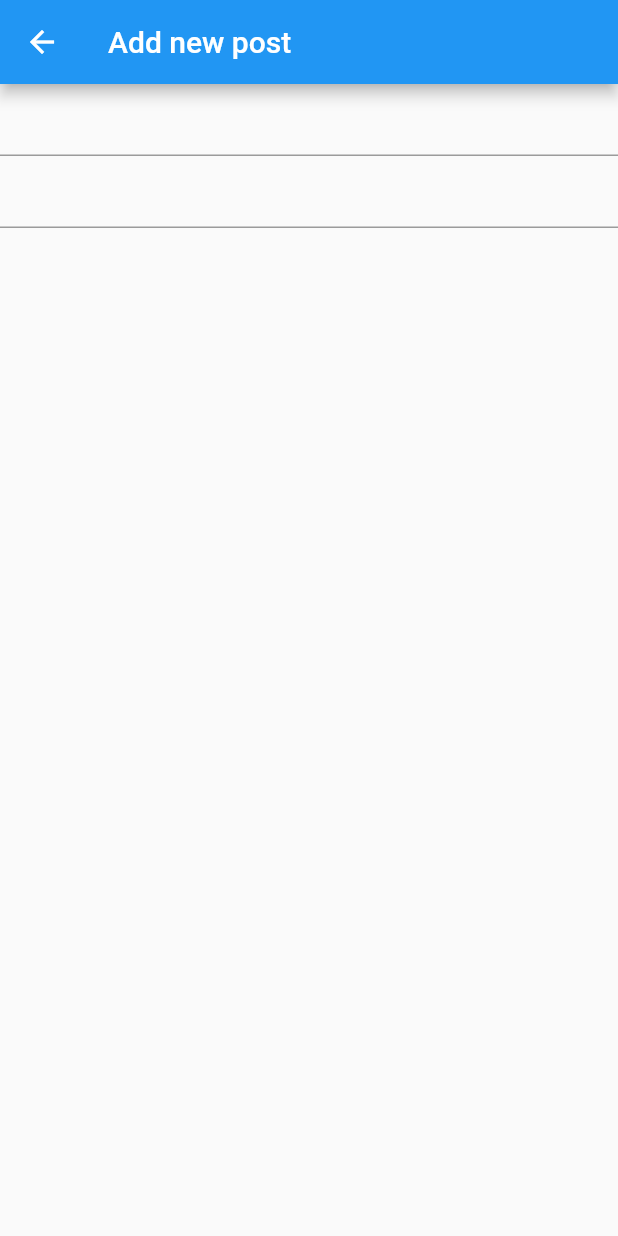
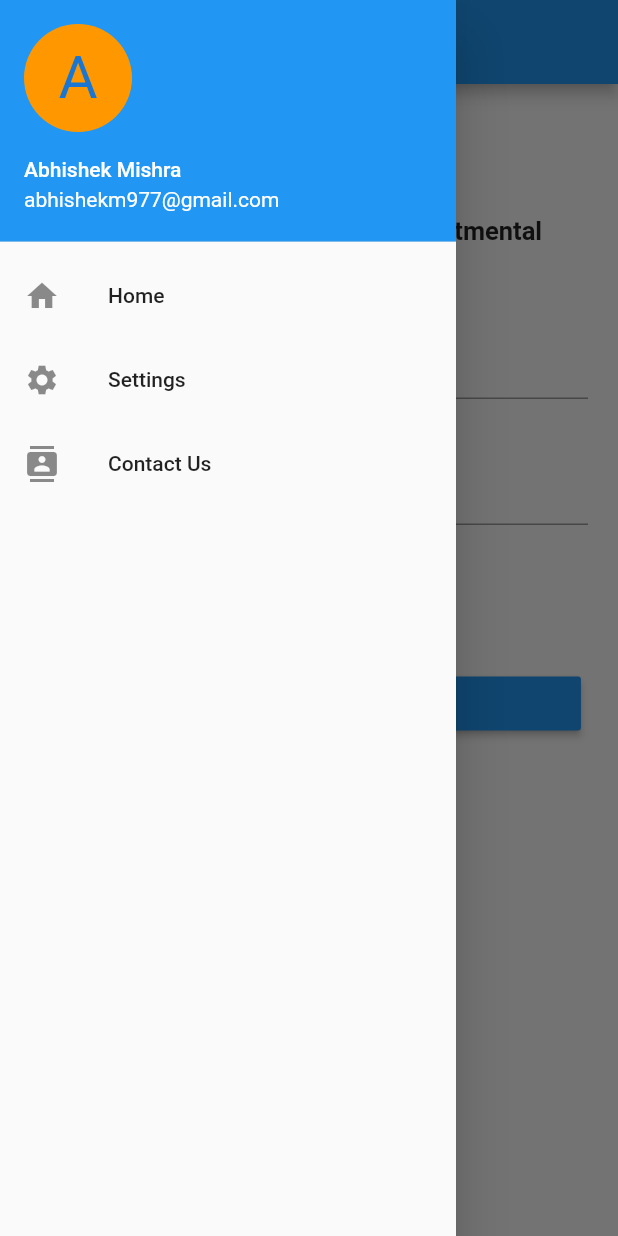
Before and after one commit to parmeetmaster/Newsaapp22322, a Flutter app: the screen it shows after launch, with the side drawer open (before the commit the screen has no drawer), on a phone screen of 412 x 824 dp. Run offline on Flutter 3.47's test engine with Material 2 defaults, Android fonts, the phone set to English and light mode, and no system bars; our stand-ins replace auto_route, date_time_picker, dio, file_picker, fluttertoast, image_picker and 2 more; missing offline and left inert: flutter_package_plugin1; network calls fail.

Commit message:
inital commit

```diff
--- /dev/null
+++ b/lib/Globals/Widgets/drawer.dart
@@ -0,0 +1,52 @@
+
+
+import 'package:flutter/material.dart';
+
+class GlobalDrawer extends StatefulWidget {
+  @override
+  _GlobalDrawerState createState() => _GlobalDrawerState();
+}
+
+class _GlobalDrawerState extends State<GlobalDrawer> {
+  @override
+  Widget build(BuildContext context) {
+    return Drawer(
+      child: ListView(
+        // Important: Remove any padding from the ListView.
+        padding: EdgeInsets.zero,
+        children: <Widget>[
+          UserAccountsDrawerHeader(
+            accountName: Text("Abhishek Mishra"),
+            accountEmail: Text("abhishekm977@gmail.com"),
+            currentAccountPicture: CircleAvatar(
+              backgroundColor: Colors.orange,
+              child: Text(
+                "A",
+                style: TextStyle(fontSize: 40.0),
+              ),
+            ),
+          ),
+          ListTile(
+            leading: Icon(Icons.home), title: Text("Home"),
+            onTap: () {
+              Navigator.pop(context);
+            },
+          ),
+          ListTile(
+            leading: Icon(Icons.settings), title: Text("Settings"),
+            onTap: () {
+              Navigator.pop(context);
+            },
+          ),
+          ListTile(
+            leading: Icon(Icons.contacts), title: Text("Contact Us"),
+            onTap: () {
+              Navigator.pop(context);
+            },
+          ),
+        ],
+      ),
+    )
+    ;
+  }
+}
--- /dev/null
+++ b/lib/api/Api.dart
@@ -0,0 +1,49 @@
+import 'dart:convert';
+
+import 'package:dio/dio.dart';
+import 'package:model_architecture/api/api_service.dart';
+import 'package:model_architecture/constantPackage/constStrings.dart';
+
+class Api{
+
+/*  Dio dio=ApiService(baseOptions:  BaseOptions(
+    baseUrl: "https://news.inrexa.com",
+    connectTimeout: 10000,
+    receiveTimeout: 10000,)).getclient();*/
+  Dio dio= ApiService().getclient();
+Future<Response>  requestSamplePost(String name,String email,String password,String authlvl) async{
+
+
+  var formData= FormData.fromMap({
+      "name": "wendux",
+      "email":"asndk@gmail.com",
+      "password":"asndk@gmail.com",
+      "authlvl": 2,
+       "authcode": authcode,
+
+    });
+
+
+   return dio.post("/signup.php",data:await formData);
+  }
+
+  Future<Response>  uploadGeneralPost(String title,String description,dynamic attachment,String authlvl) async{
+    var encoded = utf8.encode(description);
+    var decoded = utf8.decode(encoded);
+    print(decoded);
+    var formData= FormData.fromMap({
+      "title": title,
+      "description":encoded.toString(),
+      "attachments": jsonEncode(attachment),
+
+      "authcode": authcode,
+
+    });
+
+
+    return dio.post("/uploadgeneral.php",data:await formData);
+  }
+
+
+
+}
--- a/lib/constantPackage/constStrings.dart
+++ b/lib/constantPackage/constStrings.dart
@@ -1,2 +1,3 @@
 const baseurl="https://news.inrexa.com";
 const loginjson="loginjson";
+const authcode="as5vc5f32655d2f";
--- a/lib/providers/PostCreateProvider.dart
+++ b/lib/providers/PostCreateProvider.dart
@@ -4,8 +4,14 @@ import 'package:flutter/material.dart';
 
 class PostCreateProvider extends ChangeNotifier{
 
+  TextEditingController description_controller=new TextEditingController();
 
+  String radioItem="General";
 
+  setDepartment(String val){
+    radioItem=val;
+    notifyListeners();
+  }
 
 
 }
--- a/lib/providers/PostProvider.dart
+++ b/lib/providers/PostProvider.dart
@@ -5,5 +5,4 @@ import 'package:flutter/material.dart';
 class PostProvider extends ChangeNotifier{
 
 
-
 }
--- a/lib/providers/SampleProvider.dart
+++ b/lib/providers/SampleProvider.dart
@@ -1,6 +1,6 @@
 import 'package:dio/dio.dart';
 import 'package:flutter/cupertino.dart';
-import 'package:model_architecture/api/SampleCall.dart';
+import 'package:model_architecture/api/Api.dart';
 import 'package:model_architecture/api/api_service.dart';
 
 class SampleProvider extends ChangeNotifier{
@@ -14,9 +14,9 @@ class SampleProvider extends ChangeNotifier{
 
   void sentOtp() async {
 
-    Response resp = await SampleApi().requestSamplePost("9899");
+   // Response resp = await SampleApi().requestSamplePost("9899");
 
-    responseData=resp.data[0]["title"];
+//    responseData=resp.data[0]["title"];
 
      notifyListeners();
   }
--- a/lib/screens/HomeScreen/HomeScreen.dart
+++ b/lib/screens/HomeScreen/HomeScreen.dart
@@ -6,7 +6,7 @@ import 'package:model_architecture/constantPackage/language/words.dart';
 import 'package:model_architecture/providers/SampleProvider.dart';
 import 'package:model_architecture/screens/HomeScreen/Components/CatagoryButton.dart';
 import 'package:model_architecture/screens/SearchScreen/SearchScreen.dart';
-import 'package:model_architecture/utils/Globals.dart';
+import 'file:///D:/Practice%20folder/News%20App/lib/Globals/Globals.dart';
 import 'package:model_architecture/utils/languageDeligate.dart';
 import 'package:provider/provider.dart';
 
--- /dev/null
+++ b/lib/screens/PostCreateScreen/Components/AddMore.dart
@@ -0,0 +1,20 @@
+
+
+
+import 'package:flutter/material.dart';
+
+
+class Addmore extends StatefulWidget {
+  @override
+  _AddmoreState createState() => _AddmoreState();
+}
+
+class _AddmoreState extends State<Addmore> {
+  @override
+  Widget build(BuildContext context) {
+    return Container(color:Colors.grey[300]
+    ,height:70,width:70,
+      child:Center(child: Text("+"))
+    );
+  }
+}
--- a/lib/screens/PostCreateScreen/PostCreateScreen.dart
+++ b/lib/screens/PostCreateScreen/PostCreateScreen.dart
@@ -1,24 +1,84 @@
+import 'package:flutter/material.dart';
+import 'package:model_architecture/Globals/Widgets/drawer.dart';
+import 'package:model_architecture/providers/PostCreateProvider.dart';
+import 'package:model_architecture/providers/PostProvider.dart';
+import 'package:provider/provider.dart';
 
-
-
-import 'package:flutter/material.dart';
+import 'Components/AddMore.dart';
 
 class PostCreateScreen extends StatelessWidget {
 
   @override
   Widget build(BuildContext context) {
     return Scaffold(
+      drawer: GlobalDrawer(),
       appBar: AppBar(title: Text("Add new post"),),
-      body:Column(
+      body: Consumer<PostCreateProvider>(
+          builder: (context, value, child) {
+            return SingleChildScrollView(
+              child: Padding(
+                padding: EdgeInsets.symmetric(horizontal: 20),
+                child: Column(
                   children: [
-          TextField(),
+                    SizedBox(height: 20),
+                    Align(
+                        alignment: Alignment.centerLeft,
+                        child: Text("Choose Type of Post", style: TextStyle(
+                            fontSize: 21, fontWeight: FontWeight.bold),)),
+                    SizedBox(height: 25,),
+                    Row(children: [
+                      Flexible(
+                    fit: FlexFit.tight,
+                    flex:4,
+                      child: RadioListTile(
+                      groupValue: value.radioItem,
+                      title: Text('General',style: TextStyle(fontSize: 17,fontWeight: FontWeight.bold),),
+                      value: 'General',
+                      onChanged:value.setDepartment,
+                    ),
+                  ),
+                  Flexible(
+                    fit: FlexFit.tight,
+                    flex:5,
+                    child: RadioListTile(
+                      groupValue: value.radioItem,
+                      title: Text('Departmental',style: TextStyle(fontSize: 17,fontWeight: FontWeight.bold),),
+                      value: 'Departmental',
+                      onChanged:value.setDepartment,
+                    ),
+                  ),
+                ],),
+                    SizedBox(height: 25,),
+                    TextField(decoration: InputDecoration(labelText: 'Title')),
+                    SizedBox(height: 25,),
                     TextFormField(
+                        decoration: InputDecoration(labelText: 'Description'),
+                        controller: value.description_controller,
                         keyboardType: TextInputType.multiline,
                         maxLines: null
+                    ),
+                    SizedBox(height: 25,),
+                    Wrap(
+                      direction: Axis.vertical,
+                      children: [
+                        Addmore(),
+                      ],
+                    ),
+
+                    Container(
+                      width: MediaQuery.of(context).size.width*0.88,
+                      child: RaisedButton(child: Text("Submit",style: TextStyle(color: Colors.white),),
+                      color: Theme.of(context).accentColor,
+                      onPressed: (){},
+                      ),
                     )
                   ],
 
                 ),
+              ),
+            );
+          }
+      ),
     );
   }
 }
```
Also changed, not shown: lib/Globals/Globals.dart (renamed from lib/utils/Globals.dart, +2 -5 lines), lib/api/SampleCall.dart (deleted, +0 -18 lines), lib/api/api_service.dart (+5 -3 lines), lib/main.dart (+7 -2 lines), lib/screens/PostCreateScreen/Components/Added.dart (added, +20 -0 lines), lib/screens/SearchScreen/SearchScreen.dart (+4 -4 lines). Lines whose indentation alone changed are shown as unchanged.
